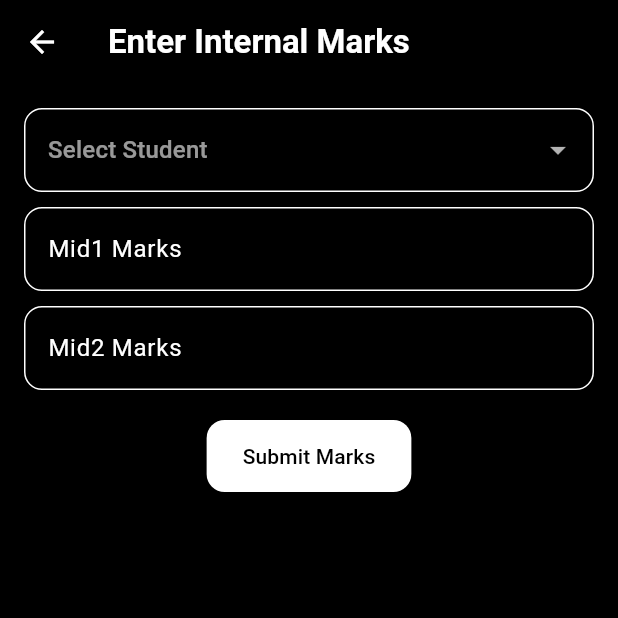
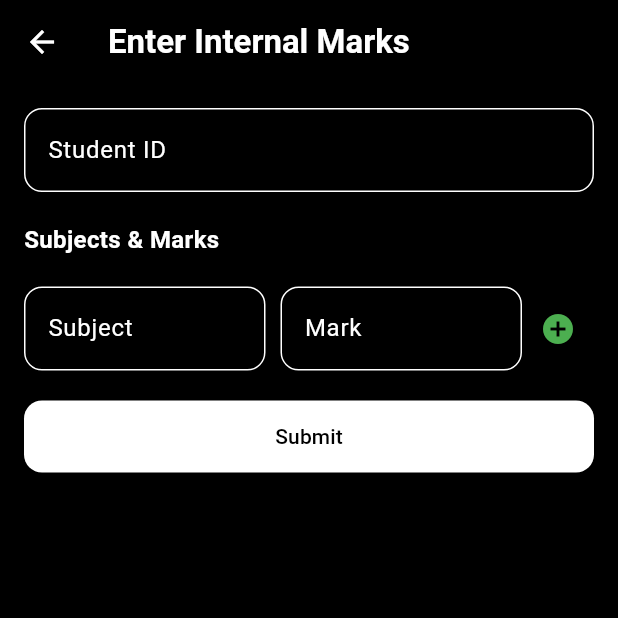
Before and after one commit to binoypr07/campusease, a Flutter app: the InternalMarksPage screen opened directly with empty values, on a phone screen of 412 x 824 dp, the top half of it. Run offline on Flutter 3.47's test engine with Material 3 defaults, Android fonts, the light colour scheme and no system bars; our stand-ins replace cloud_firestore, firebase_auth, firebase_core, get, qr_flutter; accounts and stored records are empty.

Commit message:
internal mark

```diff
--- a/lib/views/student/student_internal_marks.dart
+++ b/lib/views/student/student_internal_marks.dart
@@ -14,8 +14,10 @@ class StudentInternalMarks extends StatelessWidget {
       appBar: AppBar(title: const Text("My Internal Marks")),
       body: StreamBuilder<DocumentSnapshot>(
         stream: FirebaseFirestore.instance
-            .collection("internalMarks")
-            .doc("${className}_$uid")
+            .collection("internal_marks")
+            .doc("${className}_marks")
+            .collection("students")
+            .doc(uid)
             .snapshots(),
         builder: (context, snapshot) {
           if (!snapshot.hasData)
@@ -23,19 +25,24 @@ class StudentInternalMarks extends StatelessWidget {
 
           final data = snapshot.data!.data() as Map<String, dynamic>?;
 
-          if (data == null) return const Center(child: Text("No marks found"));
+          if (data == null || data["subjects"] == null) {
+            return const Center(child: Text("No marks found"));
+          }
 
-          return Padding(
+          final subjects = List<Map<String, dynamic>>.from(data["subjects"]);
+
+          return ListView.builder(
             padding: const EdgeInsets.all(16),
-            child: Column(
-              crossAxisAlignment: CrossAxisAlignment.start,
-              children: [
-                Text(
-                  "Mark: ${data['mark'] ?? '0'}",
-                  style: const TextStyle(fontSize: 18),
+            itemCount: subjects.length,
+            itemBuilder: (context, index) {
+              final subject = subjects[index];
+              return Card(
+                child: ListTile(
+                  title: Text(subject["name"]),
+                  trailing: Text(subject["mark"].toString()),
                 ),
-              ],
-            ),
+              );
+            },
           );
         },
       ),
--- a/lib/views/teacher/ internal_marks_page.dart
+++ b/lib/views/teacher/ internal_marks_page.dart
@@ -10,117 +10,105 @@ class InternalMarksPage extends StatefulWidget {
 }
 
 class _InternalMarksPageState extends State<InternalMarksPage> {
-  List<Map<String, dynamic>> students = [];
-  String? selectedStudentId;
+  final studentController = TextEditingController();
+  List<Map<String, dynamic>> subjects = [];
+  final subjectController = TextEditingController();
+  final markController = TextEditingController();
 
-  final mid1Controller = TextEditingController();
-  final mid2Controller = TextEditingController();
+  void addSubject() {
+    if (subjectController.text.isEmpty || markController.text.isEmpty) return;
 
-  @override
-  void initState() {
-    super.initState();
-    fetchStudents();
-  }
+    setState(() {
+      subjects.add({
+        "name": subjectController.text.trim(),
+        "mark": int.tryParse(markController.text.trim()) ?? 0,
+      });
+    });
 
-  Future<void> fetchStudents() async {
-    try {
-      final snapshot = await FirebaseFirestore.instance
-          .collection('users')
-          .where('classYear', isEqualTo: widget.className)
-          .where('role', isEqualTo: 'student')
-          .get();
-
-      setState(() {
-        students = snapshot.docs.map((doc) {
-          final data = doc.data() as Map<String, dynamic>? ?? {};
-          return {'id': doc.id, 'name': data['name'] ?? 'No Name'};
-        }).toList();
-      });
-    } catch (e) {
-      print("Error fetching students: $e");
-    }
+    subjectController.clear();
+    markController.clear();
   }
 
   void submitMarks() async {
-    if (selectedStudentId == null ||
-        mid1Controller.text.isEmpty ||
-        mid2Controller.text.isEmpty) {
-      ScaffoldMessenger.of(
-        context,
-      ).showSnackBar(const SnackBar(content: Text("Please fill all fields")));
-      return;
-    }
+    if (studentController.text.isEmpty || subjects.isEmpty) return;
 
-    final mid1 = int.tryParse(mid1Controller.text) ?? 0;
-    final mid2 = int.tryParse(mid2Controller.text) ?? 0;
+    String studentId = studentController.text.trim();
 
     await FirebaseFirestore.instance
-        .collection('internalMarks')
-        .doc("${widget.className}_${selectedStudentId!}")
-        .set({
-          'mid1': mid1,
-          'mid2': mid2,
-          'total': mid1 + mid2,
-          'studentId': selectedStudentId,
-          'className': widget.className,
-        });
+        .collection("internal_marks")
+        .doc("${widget.className}_marks")
+        .collection("students")
+        .doc(studentId)
+        .set({"subjects": subjects});
 
     ScaffoldMessenger.of(
       context,
     ).showSnackBar(const SnackBar(content: Text("Marks saved")));
 
-    mid1Controller.clear();
-    mid2Controller.clear();
+    studentController.clear();
     setState(() {
-      selectedStudentId = null;
+      subjects = [];
     });
   }
 
   @override
   Widget build(BuildContext context) {
     return Scaffold(
-      appBar: AppBar(title: Text("Enter Internal Marks")),
+      appBar: AppBar(title: const Text("Enter Internal Marks")),
       body: Padding(
         padding: const EdgeInsets.all(16),
-        child: Column(
+        child: ListView(
           children: [
-            DropdownButtonFormField<String>(
-              value: selectedStudentId,
-              hint: const Text("Select Student"),
-              items: students
-                  .map(
-                    (student) => DropdownMenuItem<String>(
-                      value: student['id'],
-                      child: Text(student['name'] ?? 'No Name'),
-                    ),
-                  )
-                  .toList(),
-              onChanged: (val) => setState(() => selectedStudentId = val),
-              decoration: const InputDecoration(border: OutlineInputBorder()),
-            ),
-            const SizedBox(height: 10),
             TextField(
-              controller: mid1Controller,
-              keyboardType: TextInputType.number,
+              controller: studentController,
               decoration: const InputDecoration(
-                labelText: "Mid1 Marks",
-                border: OutlineInputBorder(),
-              ),
-            ),
-            const SizedBox(height: 10),
-            TextField(
-              controller: mid2Controller,
-              keyboardType: TextInputType.number,
-              decoration: const InputDecoration(
-                labelText: "Mid2 Marks",
+                labelText: "Student ID",
                 border: OutlineInputBorder(),
               ),
             ),
             const SizedBox(height: 20),
-            ElevatedButton(
-              onPressed: submitMarks,
-              child: const Text("Submit Marks"),
+            Text(
+              "Subjects & Marks",
+              style: const TextStyle(fontWeight: FontWeight.bold, fontSize: 16),
             ),
+            const SizedBox(height: 10),
+            ...subjects.map(
+              (s) => ListTile(
+                title: Text(s["name"]),
+                trailing: Text(s["mark"].toString()),
+              ),
+            ),
+            const SizedBox(height: 10),
+            Row(
+              children: [
+                Expanded(
+                  child: TextField(
+                    controller: subjectController,
+                    decoration: const InputDecoration(
+                      labelText: "Subject",
+                      border: OutlineInputBorder(),
+                    ),
+                  ),
+                ),
+                const SizedBox(width: 10),
+                Expanded(
+                  child: TextField(
+                    controller: markController,
+                    keyboardType: TextInputType.number,
+                    decoration: const InputDecoration(
+                      labelText: "Mark",
+                      border: OutlineInputBorder(),
+                    ),
+                  ),
+                ),
+                IconButton(
+                  icon: const Icon(Icons.add_circle, color: Colors.green),
+                  onPressed: addSubject,
+                ),
+              ],
+            ),
+            const SizedBox(height: 20),
+            ElevatedButton(onPressed: submitMarks, child: const Text("Submit")),
           ],
         ),
       ),
```
